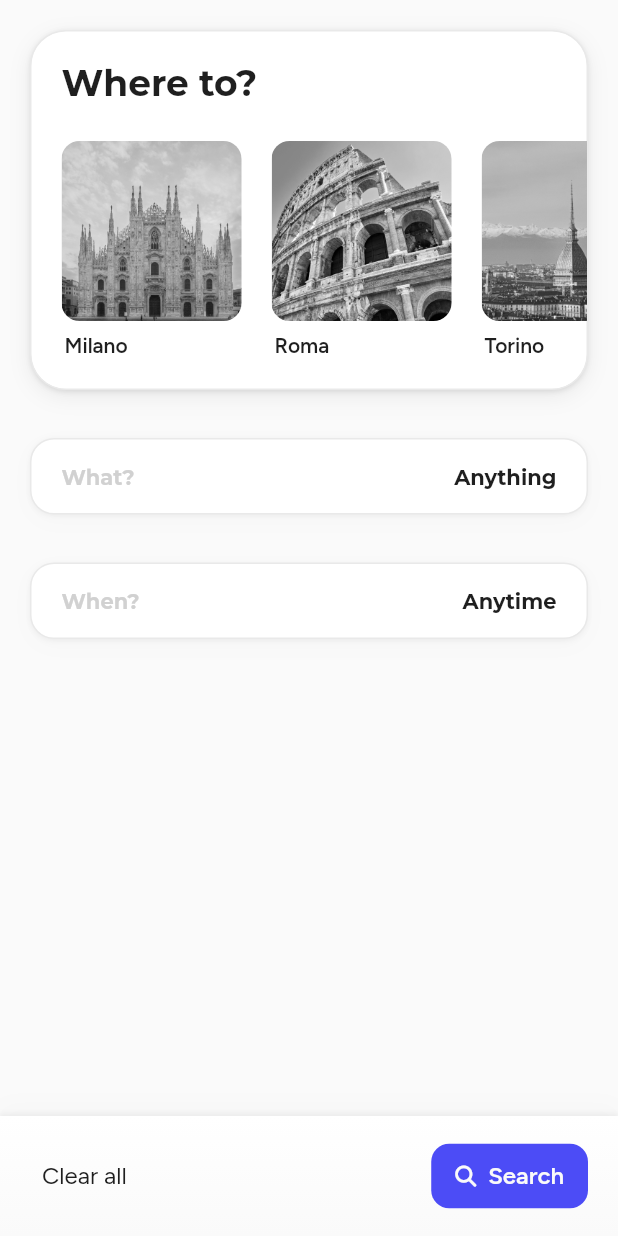
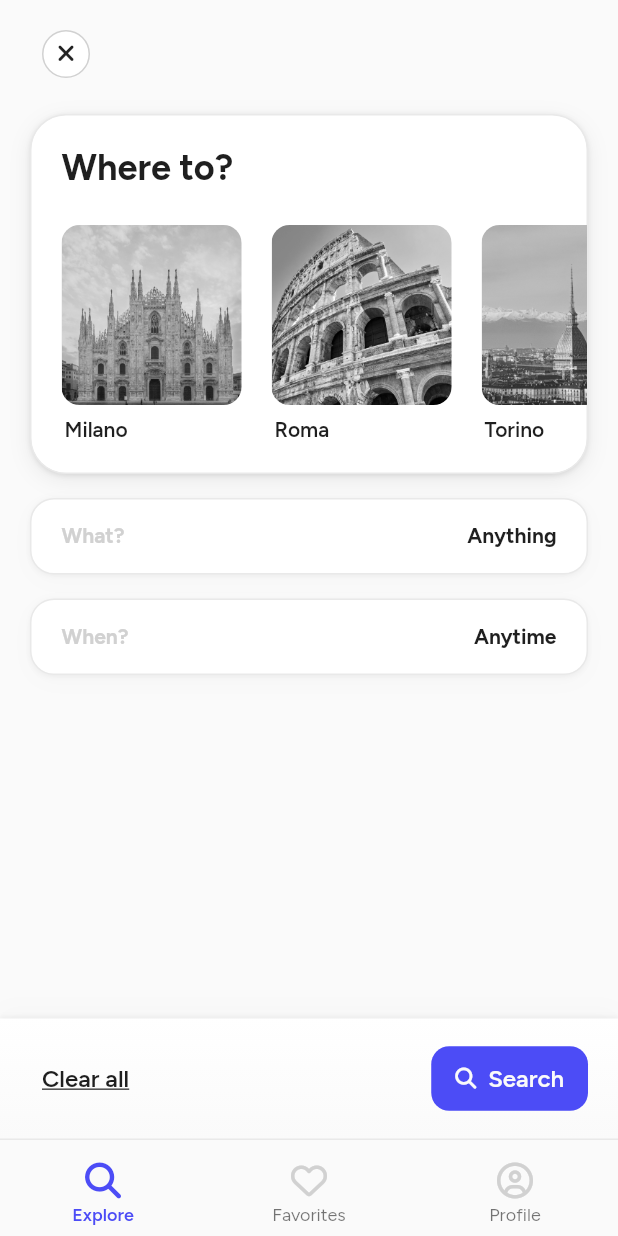
Before and after one commit to gvbsxmoon/closeby-app, a Flutter app: the screen it shows after launch, after a tap on "What are you looking for?", on a phone screen of 412 x 824 dp. Run offline on Flutter 3.47's test engine with Material 2 defaults, Android fonts, the phone set to English and light mode, and no system bars; our stand-ins replace font_awesome_flutter, google_fonts.

Commit message:
ADD | navbar || EDIT | sarchbar close mechanism

```diff
--- /dev/null
+++ b/lib/components/cb-components/navbar.dart
@@ -0,0 +1,73 @@
+import 'package:closeby/utils/fonts.dart';
+import 'package:font_awesome_flutter/font_awesome_flutter.dart';
+import 'package:closeby/utils/colors.dart';
+import 'package:flutter/material.dart';
+
+class CBNavbar extends StatefulWidget {
+  const CBNavbar({
+    super.key,
+  });
+
+  @override
+  State<CBNavbar> createState() => _CBNavbarState();
+}
+
+class _CBNavbarState extends State<CBNavbar> {
+  int _selectedIndex = 0;
+
+  void _onItemTapped(int index) {
+    setState(() {
+      _selectedIndex = index;
+    });
+  }
+
+  @override
+  Widget build(BuildContext context) {
+    return Container(
+      padding: const EdgeInsets.only(top: 8.0),
+      decoration: BoxDecoration(
+        border: Border(
+          top: BorderSide(color: AppColor.lightGrey, width: 1),
+        ),
+      ),
+      child: BottomNavigationBar(
+        elevation: 0,
+        enableFeedback: true,
+        currentIndex: _selectedIndex,
+        selectedItemColor: AppColor.rebeccaPurple,
+        unselectedIconTheme: IconThemeData(color: AppColor.darkGrey),
+        backgroundColor: AppColor.offWhite,
+        onTap: _onItemTapped,
+        unselectedLabelStyle: AppFonts.figtree(
+          fontSize: 12,
+          fontWeight: FontWeight.w400,
+        ),
+        selectedLabelStyle:
+            AppFonts.figtree(fontSize: 12, fontWeight: FontWeight.w600),
+        items: const <BottomNavigationBarItem>[
+          BottomNavigationBarItem(
+            icon: Padding(
+              padding: EdgeInsets.only(bottom: 4.0),
+              child: Icon(FontAwesomeIcons.magnifyingGlass),
+            ),
+            label: "Explore",
+          ),
+          BottomNavigationBarItem(
+            icon: Padding(
+              padding: EdgeInsets.only(bottom: 4.0),
+              child: Icon(FontAwesomeIcons.heart),
+            ),
+            label: "Favorites",
+          ),
+          BottomNavigationBarItem(
+            icon: Padding(
+              padding: EdgeInsets.only(bottom: 4.0),
+              child: Icon(FontAwesomeIcons.circleUser),
+            ),
+            label: "Profile",
+          ),
+        ],
+      ),
+    );
+  }
+}
--- /dev/null
+++ b/lib/components/searchbar/search_close.dart
@@ -0,0 +1,34 @@
+import "package:flutter/material.dart";
+import 'package:closeby/utils/colors.dart';
+import 'package:font_awesome_flutter/font_awesome_flutter.dart';
+
+class SearchClose extends StatelessWidget {
+  const SearchClose({
+    super.key,
+    required this.onTap,
+  });
+
+  final Function() onTap;
+
+  @override
+  Widget build(BuildContext context) {
+    return Padding(
+      padding: const EdgeInsets.only(bottom: 24.0, left: 8),
+      child: GestureDetector(
+        onTap: onTap,
+        child: Container(
+          width: 32,
+          height: 32,
+          decoration: BoxDecoration(
+              shape: BoxShape.circle,
+              color: Colors.white,
+              border: Border.all(color: AppColor.darkGrey)),
+          child: const Icon(
+            FontAwesomeIcons.xmark,
+            size: 16,
+          ),
+        ),
+      ),
+    );
+  }
+}
--- a/lib/components/searchbar/search_date_section.dart
+++ b/lib/components/searchbar/search_date_section.dart
@@ -13,7 +13,7 @@ class SearchDateSection extends StatelessWidget {
 
   final String title;
   final String selected;
-  final Future<void> Function() onTap;
+  final Function() onTap;
 
   @override
   Widget build(BuildContext context) {
@@ -43,7 +43,7 @@ class SearchDateSection extends StatelessWidget {
                   Text(
                     title,
                     textAlign: TextAlign.left,
-                    style: AppFonts.montserrat(
+                    style: AppFonts.figtree(
                         fontWeight: FontWeight.bold,
                         fontSize: 14,
                         color: AppColor.darkGrey),
@@ -51,7 +51,7 @@ class SearchDateSection extends StatelessWidget {
                   if (selected.isNotEmpty)
                     Text(
                       selected,
-                      style: AppFonts.montserrat(
+                      style: AppFonts.figtree(
                           fontWeight: FontWeight.bold,
                           fontSize: 14,
                           color: AppColor.primaryBlack),
--- a/lib/components/searchbar/search_datepicker.dart
+++ b/lib/components/searchbar/search_datepicker.dart
@@ -21,7 +21,7 @@ Future<DateTimeRange?> searchDatePickerRange(BuildContext context) async {
                   color: AppColor.primaryBlack,
                   fontSize: 14,
                   fontWeight: FontWeight.w600),
-              headlineSmall: AppFonts.montserrat(
+              headlineSmall: AppFonts.figtree(
                   fontSize: 24, fontWeight: FontWeight.bold),
             ),
             colorScheme: ColorScheme.dark(
--- a/lib/components/searchbar/search_footer.dart
+++ b/lib/components/searchbar/search_footer.dart
@@ -31,20 +31,18 @@ class SearchFooter extends StatelessWidget {
           crossAxisAlignment: CrossAxisAlignment.center,
           children: [
             TextButton(
-              onPressed: () {
-                onClear();
-              },
+              onPressed: onClear,
               child: Text(
                 'Clear all',
-                style: AppFonts.figtree(fontSize: 16),
+                style: AppFonts.figtree(fontSize: 16, fontWeight: FontWeight.w600)
+                    .copyWith(decoration: TextDecoration.underline),
               ),
             ),
             CBButton(
-                title: 'Search',
-                searchIcon: true,
-                onTap: () {
-                  onSearch();
-                }),
+              title: 'Search',
+              searchIcon: true,
+              onTap: onSearch,
+            ),
           ]),
     );
   }
--- a/lib/components/searchbar/search_prompt.dart
+++ b/lib/components/searchbar/search_prompt.dart
@@ -46,7 +46,7 @@ class _SearchPromptState extends State<SearchPrompt> {
               children: <Widget>[
                 Text(
                   widget.good == 'Anything' ? 'What are you looking for?' : widget.good,
-                  style: AppFonts.montserrat(
+                  style: AppFonts.figtree(
                     fontWeight: FontWeight.w600,
                     fontSize: 14,
                   ),
@@ -56,7 +56,7 @@ class _SearchPromptState extends State<SearchPrompt> {
                 ),
                 Text(
                   '${widget.place} · ${widget.date}',
-                  style: AppFonts.montserrat(
+                  style: AppFonts.figtree(
                       fontWeight: FontWeight.w400,
                       fontSize: 12,
                       color: AppColor.secondaryBlack),
--- a/lib/components/searchbar/search_section.dart
+++ b/lib/components/searchbar/search_section.dart
@@ -48,7 +48,7 @@ class SearchSection extends StatelessWidget {
                     Text(
                       title,
                       textAlign: TextAlign.left,
-                      style: AppFonts.montserrat(
+                      style: AppFonts.figtree(
                           fontWeight: FontWeight.bold,
                           fontSize: isExpanded ? 24 : 14,
                           color: isExpanded
@@ -58,7 +58,7 @@ class SearchSection extends StatelessWidget {
                     if (!isExpanded && selected.isNotEmpty)
                       Text(
                         selected,
-                        style: AppFonts.montserrat(
+                        style: AppFonts.figtree(
                             fontWeight: FontWeight.bold,
                             fontSize: 14,
                             color: AppColor.primaryBlack),
--- a/lib/components/searchbar/searchbar.dart
+++ b/lib/components/searchbar/searchbar.dart
@@ -1,12 +1,16 @@
+import 'package:flutter/material.dart';
+
 import 'package:closeby/components/cb-components/card.dart';
+import 'package:closeby/components/cb-components/chips.dart';
+
+import 'package:closeby/components/searchbar/search_close.dart';
 import 'package:closeby/components/searchbar/search_date_section.dart';
 import 'package:closeby/components/searchbar/search_datepicker.dart';
 import 'package:closeby/components/searchbar/search_footer.dart';
 import 'package:closeby/components/searchbar/search_prompt.dart';
 import 'package:closeby/components/searchbar/search_section.dart';
-import 'package:closeby/components/cb-components/chips.dart';
+
 import 'package:closeby/controller/searchbar_controller.dart';
-import 'package:flutter/material.dart';
 
 class Searchbar extends StatefulWidget {
   const Searchbar({super.key});
@@ -31,11 +35,13 @@ class _SearchbarState extends State<Searchbar> {
 
   Future<void> openDatePicker() async {
     final datePickerRange = await searchDatePickerRange(context);
+
     if (datePickerRange != null) {
       setState(() {
         controller.onDateSelected(datePickerRange);
       });
     }
+    ;
   }
 
   @override
@@ -54,7 +60,7 @@ class _SearchbarState extends State<Searchbar> {
     return GestureDetector(
       onTap: () {
         setState(() {
-          controller.onSearchbarOpened();
+          controller.onSearchbarOpen();
         });
       },
       child: SearchPrompt(
@@ -72,7 +78,15 @@ class _SearchbarState extends State<Searchbar> {
         Padding(
           padding: const EdgeInsets.all(20.0),
           child: Column(
+            crossAxisAlignment: CrossAxisAlignment.start,
             children: [
+              SearchClose(
+                onTap: () {
+                  setState(() {
+                    controller.onSearchbarClose();
+                  });
+                },
+              ),
               SearchSection(
                 isExpanded: controller.model.isPlaceExpanded,
                 title: 'Where to?',
@@ -111,7 +125,7 @@ class _SearchbarState extends State<Searchbar> {
                 ),
               ),
               const SizedBox(
-                height: 32,
+                height: 16,
               ),
               SearchSection(
                 isExpanded: controller.model.isGoodExpanded,
@@ -148,7 +162,7 @@ class _SearchbarState extends State<Searchbar> {
                 ),
               ),
               const SizedBox(
-                height: 32,
+                height: 16,
               ),
               SearchDateSection(
                 title: 'When?',
@@ -161,7 +175,7 @@ class _SearchbarState extends State<Searchbar> {
         SearchFooter(
           onSearch: () {
             setState(() {
-              controller.onSearchbarClosed();
+              controller.onSearchbarClose();
             });
           },
           onClear: () {
--- a/lib/controller/searchbar_controller.dart
+++ b/lib/controller/searchbar_controller.dart
@@ -36,6 +36,8 @@ class SearchbarController {
   void onDateSelected(DateTimeRange selected) {
     model.selectedDate =
         '${DateFormat.MMMd().format(selected.start)} - ${DateFormat.MMMd().format(selected.end)}';
+    if (model.isPlaceExpanded) model.isPlaceExpanded = false;
+    if (model.isGoodExpanded) model.isGoodExpanded = false;
   }
 
   // WHEN SOMETHING IS EXPANDED
@@ -49,22 +51,18 @@ class SearchbarController {
     model.isPlaceExpanded = false;
   }
 
-  void onDateExpanded() {
-    model.isGoodExpanded = false;
-  }
-
-  // TRACK SEARCHBAR STATE
-  void onSearchbarOpened() {
+  void onSearchbarOpen() {
     model.state = true;
     model.isPlaceExpanded = true;
   }
 
-  void onSearchbarClosed() {
+  void onSearchbarClose() {
     model.state = false;
   }
 
   void onSearchbarClear() {
-    model.state = false;
+    model.isPlaceExpanded = true;
+    model.isGoodExpanded = false;
     model.selectedPlace = 'Anywhere';
     model.selectedPlaceIndex = -1;
     model.selectedGood = 'Anything';
--- a/lib/main.dart
+++ b/lib/main.dart
@@ -1,3 +1,4 @@
+import 'package:closeby/components/cb-components/navbar.dart';
 import 'package:closeby/components/searchbar/searchbar.dart';
 import 'package:closeby/utils/colors.dart';
 import 'package:flutter/material.dart';
@@ -14,13 +15,20 @@ class MainApp extends StatelessWidget {
   @override
   Widget build(BuildContext context) {
     return MaterialApp(
-      home: Scaffold(
+      home: Theme(
+        data: ThemeData(
+            splashColor: Colors.transparent,
+            highlightColor: Colors.transparent),
+        child: Scaffold(
           body: Container(
-        color: AppColor.offWhite,
-        child: const SafeArea(
-          child: Searchbar(),
+            color: AppColor.offWhite,
+            child: const SafeArea(
+              child: Searchbar(),
+            ),
+          ),
+          bottomNavigationBar: const CBNavbar(),
         ),
-      )),
+      ),
     );
   }
 }
--- a/lib/utils/potrebbero_servirmi.dart
+++ b/lib/utils/potrebbero_servirmi.dart
@@ -2,7 +2,7 @@
             decoration: InputDecoration(
               contentPadding: EdgeInsets.zero,
               hintText: 'Anywhere',
-              hintStyle: AppFonts.montserrat(
+              hintStyle: AppFonts.figtree(
                 fontWeight: FontWeight.w500,
                 fontSize: 14,
               ),
--- a/pubspec.yaml
+++ b/pubspec.yaml
@@ -10,6 +10,7 @@ dependencies:
   flutter:
     sdk: flutter
   font_awesome_flutter: ^10.4.0
+  go_router: ^10.1.2
   google_fonts: ^4.0.4
   intl: ^0.18.1
 
```
Also changed, not shown: pubspec.lock.
